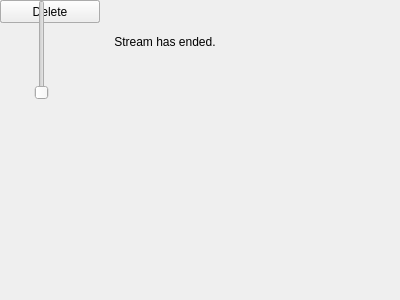
The window that ui/frame.ui (AbiosGaming/desktop-stream-viewer) describes before a commit, drawn with Qt 5.
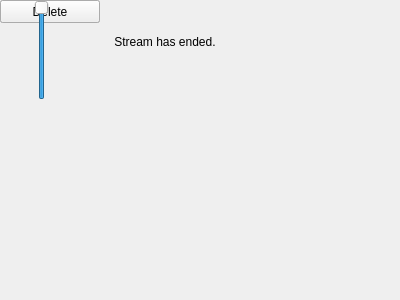
The same window after the commit.

Patch:
```diff
--- a/ui/frame.ui
+++ b/ui/frame.ui
@@ -78,7 +78,10 @@
     </rect>
    </property>
    <property name="maximum">
-    <number>10000</number>
+    <number>100</number>
+   </property>
+   <property name="value">
+    <number>100</number>
    </property>
    <property name="orientation">
     <enum>Qt::Vertical</enum>
```
